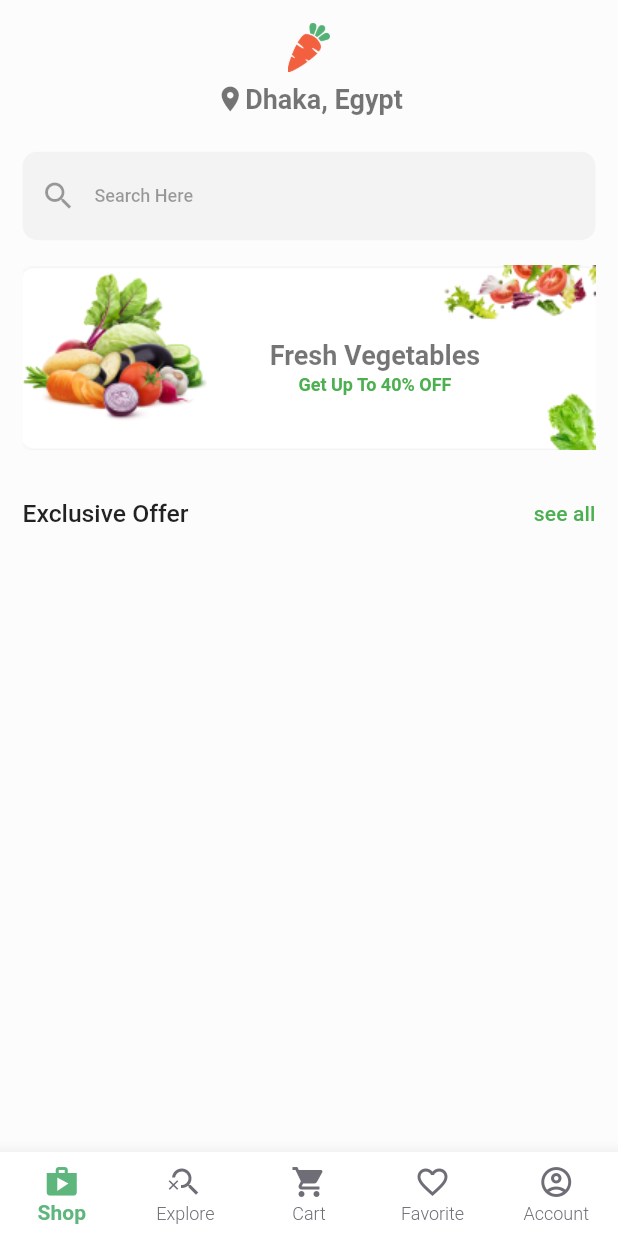
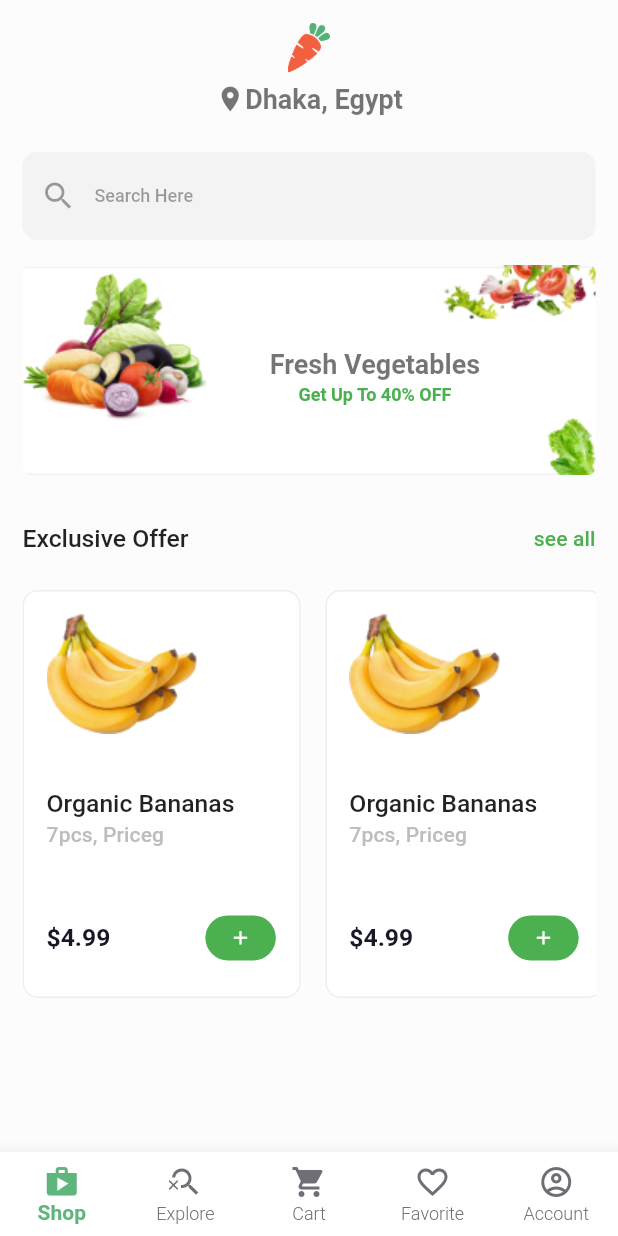
Before and after one commit to Mohamed-Yassien/ecommerce_app-with-online-team, a Flutter app: the screen it shows after launch, on a phone screen of 412 x 824 dp. Run offline on Flutter 3.47's test engine with Material 2 defaults, Android fonts, the phone set to English and light mode, and no system bars; our stand-ins replace flutter_bloc, sizer.

Commit message:
exclusive offer products in listview

```diff
--- a/lib/view/components/shop_screen_stack.dart
+++ b/lib/view/components/shop_screen_stack.dart
@@ -13,10 +13,12 @@ class ShopScreenStack extends StatelessWidget {
   @override
   Widget build(BuildContext context) {
     return SizedBox(
-      height: info.screenHeight * .15,
+      height: info.screenHeight * .17,
       child: InfoWidget(
         builder: (context, infoLocal) {
-          return Stack(
+          return ClipRRect(
+            borderRadius: BorderRadius.circular(5),
+            child: Stack(
               children: [
                 Image.asset(
                   Assets.imagesRectangle,
@@ -65,6 +67,7 @@ class ShopScreenStack extends StatelessWidget {
                   ),
                 ),
               ],
+            ),
           );
         },
       ),
--- a/lib/view/screens/nav_bar_screens/shop_screen.dart
+++ b/lib/view/screens/nav_bar_screens/shop_screen.dart
@@ -1,9 +1,11 @@
 import 'package:ecomm_with_team/core/responsive/ui_components/info_widget.dart';
 import 'package:ecomm_with_team/view/components/shop_screen_header.dart';
 import 'package:ecomm_with_team/view/components/shop_screen_stack.dart';
+import 'package:ecomm_with_team/view/widgets/reusable_product_item.dart';
 import 'package:ecomm_with_team/view/widgets/reusable_row_for_see_all.dart';
 import 'package:ecomm_with_team/view/widgets/reusable_search_bar.dart';
 import 'package:flutter/material.dart';
+import 'package:flutter/services.dart';
 import 'package:sizer/sizer.dart';
 
 import '../../../generated/assets.dart';
@@ -13,9 +15,17 @@ class ShopScreen extends StatelessWidget {
 
   @override
   Widget build(BuildContext context) {
+    SystemChrome.setSystemUIOverlayStyle(
+      const SystemUiOverlayStyle(
+        // navigation bar color
+        statusBarColor: Colors.transparent,
+        statusBarBrightness: Brightness.dark, // status bar color
+      ),
+    );
     return InfoWidget(
       builder: (context, info) {
         return Scaffold(
+          extendBodyBehindAppBar: true,
           body: SafeArea(
             child: SingleChildScrollView(
               child: Padding(
@@ -37,6 +47,24 @@ class ShopScreen extends StatelessWidget {
                     const ReusableRowForSeeAll(
                       title: 'Exclusive Offer',
                     ),
+                    SizedBox(
+                      height: 3.h,
+                    ),
+                    SizedBox(
+                      height: info.screenHeight *.33,
+                      child: ListView.separated(
+                        physics: const BouncingScrollPhysics(),
+                        scrollDirection: Axis.horizontal,
+                        separatorBuilder: (context,index){
+                          return SizedBox(width:  2.h,);
+                        },
+                        shrinkWrap: true,
+                        itemBuilder: (context, index) {
+                          return ReusableProductItem(info: info);
+                        },
+                        itemCount: 10,
+                      ),
+                    ),
                   ],
                 ),
               ),
--- /dev/null
+++ b/lib/view/widgets/reusable_product_item.dart
@@ -0,0 +1,94 @@
+import 'package:ecomm_with_team/core/responsive/models/device_info.dart';
+import 'package:flutter/material.dart';
+import 'package:sizer/sizer.dart';
+
+import '../../generated/assets.dart';
+
+class ReusableProductItem extends StatelessWidget {
+  const ReusableProductItem({Key? key, required this.info}) : super(key: key);
+
+  final DeviceInfo info;
+
+  @override
+  Widget build(BuildContext context) {
+    return Container(
+      height: info.screenHeight * .33,
+      width: info.screenWidth * .45,
+      decoration: BoxDecoration(
+        boxShadow: const [
+          BoxShadow(
+            color: Colors.white,
+            blurRadius: 2,
+          ),
+        ],
+        border: Border.all(
+          color: Colors.grey[200]!,
+          width: 1,
+        ),
+        borderRadius: BorderRadius.circular(10),
+      ),
+      child: Padding(
+        padding: const EdgeInsets.all(15.0),
+        child: Column(
+          mainAxisAlignment: MainAxisAlignment.spaceBetween,
+          crossAxisAlignment: CrossAxisAlignment.start,
+          children: [
+            Image.asset(
+              Assets.imagesBanana,
+            ),
+            Column(
+              crossAxisAlignment: CrossAxisAlignment.start,
+              children: [
+                Text(
+                  'Organic Bananas',
+                  style: Theme.of(context)
+                      .textTheme
+                      .titleMedium,
+                ),
+                SizedBox(
+                  height: .4.h,
+                ),
+                Text(
+                  '7pcs, Priceg',
+                  style: Theme.of(context)
+                      .textTheme
+                      .titleSmall!
+                      .copyWith(
+                    color: Colors.grey[400],
+                  ),
+                ),
+              ],
+            ),
+            Row(
+              mainAxisAlignment:
+              MainAxisAlignment.spaceBetween,
+              children: [
+                Text(
+                  '\$4.99',
+                  style:
+                  Theme.of(context).textTheme.bodySmall,
+                ),
+                MaterialButton(
+                  shape: OutlineInputBorder(
+                    borderRadius: BorderRadius.circular(15),
+                    borderSide: BorderSide.none,
+                  ),
+                  elevation: 0,
+                  minWidth: 5,
+                  height: 30,
+                  onPressed: () {},
+                  color: Colors.green,
+                  child: const Icon(
+                    Icons.add,
+                    size: 15,
+                    color: Colors.white,
+                  ),
+                ),
+              ],
+            ),
+          ],
+        ),
+      ),
+    );
+  }
+}
```
Also changed, not shown: assets/images/banana.png (added), assets/images/filfil.png (added), assets/images/potato.png (added), assets/images/pulses.png (added), assets/images/rice.png (added), lib/generated/assets.dart. Lines whose indentation alone changed are shown as unchanged.
